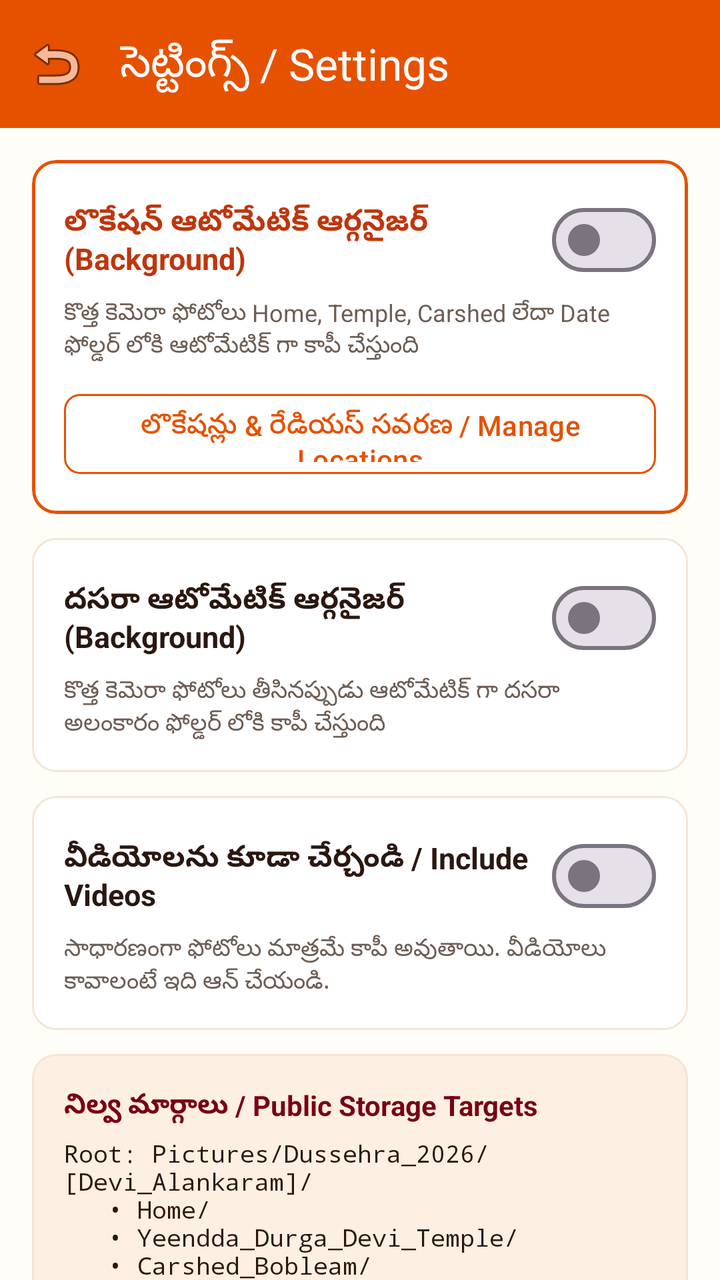
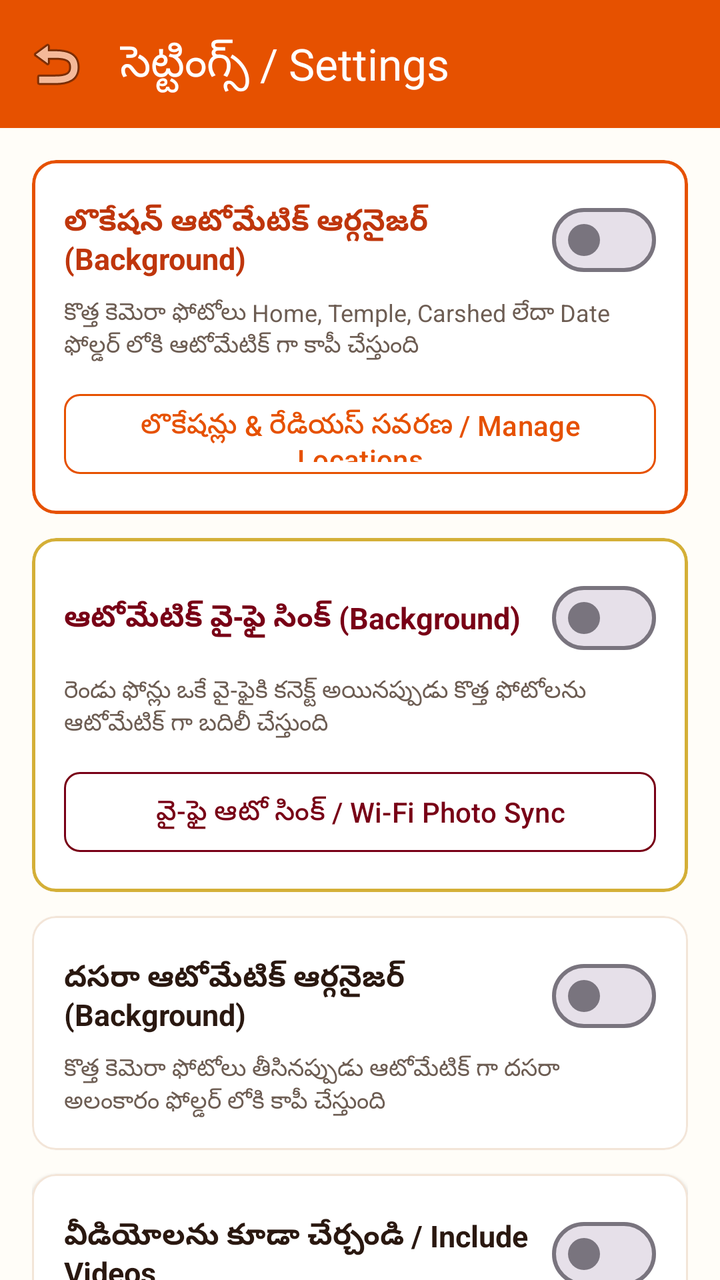

Compare the two renders of this Android layout. The source of the first and the diff that turns it into the second are given below.
<!-- AndroidManifest.xml: application theme Theme.DussehraPhotoOrganizer -->
<!-- res/layout/activity_settings.xml -->
<?xml version="1.0" encoding="utf-8"?>
<androidx.coordinatorlayout.widget.CoordinatorLayout
    xmlns:android="http://schemas.android.com/apk/res/android"
    xmlns:app="http://schemas.android.com/apk/res-auto"
    android:layout_width="match_parent"
    android:layout_height="match_parent"
    android:background="@color/cream_background">

    <com.google.android.material.appbar.AppBarLayout
        android:layout_width="match_parent"
        android:layout_height="wrap_content"
        android:background="@color/primary_saffron">

        <com.google.android.material.appbar.MaterialToolbar
            android:id="@+id/toolbarSettings"
            android:layout_width="match_parent"
            android:layout_height="?attr/actionBarSize"
            app:title="@string/btn_settings"
            app:titleTextColor="@color/text_on_saffron"
            app:navigationIcon="@android:drawable/ic_menu_revert" />
    </com.google.android.material.appbar.AppBarLayout>

    <androidx.core.widget.NestedScrollView
        android:layout_width="match_parent"
        android:layout_height="match_parent"
        android:fillViewport="true"
        app:layout_behavior="@string/appbar_scrolling_view_behavior">

        <LinearLayout
            android:layout_width="match_parent"
            android:layout_height="wrap_content"
            android:orientation="vertical"
            android:padding="16dp">

            
            <com.google.android.material.card.MaterialCardView
                android:layout_width="match_parent"
                android:layout_height="wrap_content"
                app:cardCornerRadius="12dp"
                app:cardElevation="1dp"
                app:strokeColor="@color/primary_saffron"
                app:strokeWidth="1.5dp"
                app:cardBackgroundColor="@color/white"
                android:layout_marginBottom="12dp">

                <LinearLayout
                    android:layout_width="match_parent"
                    android:layout_height="wrap_content"
                    android:orientation="vertical"
                    android:padding="16dp">

                    <LinearLayout
                        android:layout_width="match_parent"
                        android:layout_height="wrap_content"
                        android:orientation="horizontal"
                        android:gravity="center_vertical">

                        <TextView
                            android:layout_width="0dp"
                            android:layout_weight="1"
                            android:layout_height="wrap_content"
                            android:text="@string/pref_auto_location_organize"
                            android:textSize="15sp"
                            android:textStyle="bold"
                            android:textColor="@color/primary_saffron_dark" />

                        <com.google.android.material.materialswitch.MaterialSwitch
                            android:id="@+id/switchAutoLocationOrganize"
                            android:layout_width="wrap_content"
                            android:layout_height="wrap_content" />
                    </LinearLayout>

                    <TextView
                        android:layout_width="match_parent"
                        android:layout_height="wrap_content"
                        android:text="@string/pref_auto_location_organize_desc"
                        android:textSize="12sp"
                        android:textColor="@color/text_secondary"
                        android:layout_marginTop="4dp" />

                    <com.google.android.material.button.MaterialButton
                        android:id="@+id/btnConfigureLocations"
                        android:layout_width="match_parent"
                        android:layout_height="48dp"
                        android:text="@string/btn_manage_locations"
                        style="@style/Widget.Material3.Button.OutlinedButton"
                        android:textColor="@color/primary_saffron"
                        app:strokeColor="@color/primary_saffron"
                        app:cornerRadius="8dp"
                        android:layout_marginTop="12dp" />
                </LinearLayout>
            </com.google.android.material.card.MaterialCardView>

            
            <com.google.android.material.card.MaterialCardView
                android:layout_width="match_parent"
                android:layout_height="wrap_content"
                app:cardCornerRadius="12dp"
                app:cardElevation="1dp"
                app:strokeColor="@color/card_border"
                app:strokeWidth="1dp"
                app:cardBackgroundColor="@color/white"
                android:layout_marginBottom="12dp">

                <LinearLayout
                    android:layout_width="match_parent"
                    android:layout_height="wrap_content"
                    android:orientation="vertical"
                    android:padding="16dp">

                    <LinearLayout
                        android:layout_width="match_parent"
                        android:layout_height="wrap_content"
                        android:orientation="horizontal"
                        android:gravity="center_vertical">

                        <TextView
                            android:layout_width="0dp"
                            android:layout_weight="1"
                            android:layout_height="wrap_content"
                            android:text="@string/pref_auto_organize"
                            android:textSize="15sp"
                            android:textStyle="bold"
                            android:textColor="@color/text_primary" />

                        <com.google.android.material.materialswitch.MaterialSwitch
                            android:id="@+id/switchAutoOrganize"
                            android:layout_width="wrap_content"
                            android:layout_height="wrap_content" />
                    </LinearLayout>

                    <TextView
                        android:layout_width="match_parent"
                        android:layout_height="wrap_content"
                        android:text="@string/pref_auto_organize_desc"
                        android:textSize="12sp"
                        android:textColor="@color/text_secondary"
                        android:layout_marginTop="4dp" />
                </LinearLayout>
            </com.google.android.material.card.MaterialCardView>

            
            <com.google.android.material.card.MaterialCardView
                android:layout_width="match_parent"
                android:layout_height="wrap_content"
                app:cardCornerRadius="12dp"
                app:cardElevation="1dp"
                app:strokeColor="@color/card_border"
                app:strokeWidth="1dp"
                app:cardBackgroundColor="@color/white"
                android:layout_marginBottom="12dp">

                <LinearLayout
                    android:layout_width="match_parent"
                    android:layout_height="wrap_content"
                    android:orientation="vertical"
                    android:padding="16dp">

                    <LinearLayout
                        android:layout_width="match_parent"
                        android:layout_height="wrap_content"
                        android:orientation="horizontal"
                        android:gravity="center_vertical">

                        <TextView
                            android:layout_width="0dp"
                            android:layout_weight="1"
                            android:layout_height="wrap_content"
                            android:text="@string/pref_include_videos"
                            android:textSize="15sp"
                            android:textStyle="bold"
                            android:textColor="@color/text_primary" />

                        <com.google.android.material.materialswitch.MaterialSwitch
                            android:id="@+id/switchIncludeVideos"
                            android:layout_width="wrap_content"
                            android:layout_height="wrap_content" />
                    </LinearLayout>

                    <TextView
                        android:layout_width="match_parent"
                        android:layout_height="wrap_content"
                        android:text="@string/pref_include_videos_desc"
                        android:textSize="12sp"
                        android:textColor="@color/text_secondary"
                        android:layout_marginTop="4dp" />
                </LinearLayout>
            </com.google.android.material.card.MaterialCardView>

            
            <com.google.android.material.card.MaterialCardView
                android:layout_width="match_parent"
                android:layout_height="wrap_content"
                app:cardCornerRadius="12dp"
                app:cardElevation="1dp"
                app:strokeColor="@color/card_border"
                app:strokeWidth="1dp"
                app:cardBackgroundColor="@color/cream_surface">

                <LinearLayout
                    android:layout_width="match_parent"
                    android:layout_height="wrap_content"
                    android:orientation="vertical"
                    android:padding="16dp">

                    <TextView
                        android:layout_width="wrap_content"
                        android:layout_height="wrap_content"
                        android:text="నిల్వ మార్గాలు / Public Storage Targets"
                        android:textSize="14sp"
                        android:textStyle="bold"
                        android:textColor="@color/maroon_kumkum" />

                    <TextView
                        android:layout_width="wrap_content"
                        android:layout_height="wrap_content"
                        android:text="Root: Pictures/Dussehra_2026/[Devi_Alankaram]/\n   • Home/\n   • Yeendda_Durga_Devi_Temple/\n   • Carshed_Bobleam/\n   • YYYY-MM-DD/ (No GPS or ambiguous)"
                        android:textSize="12sp"
                        android:fontFamily="monospace"
                        android:textColor="@color/text_primary"
                        android:layout_marginTop="6dp" />

                    <TextView
                        android:layout_width="wrap_content"
                        android:layout_height="wrap_content"
                        android:text="Dates outside schedule -> Pictures/Dussehra_2026/Other_Dates/YYYY-MM-DD/"
                        android:textSize="11sp"
                        android:fontFamily="monospace"
                        android:textColor="@color/text_secondary"
                        android:layout_marginTop="4dp" />

                    <TextView
                        android:layout_width="wrap_content"
                        android:layout_height="wrap_content"
                        android:text="• Built-in camera photos only (DCIM/Camera)\n• WhatsApp, Telegram, Screenshots excluded\n• Original camera photos are never moved or deleted\n• Offline GPS matching using EXIF coordinates"
                        android:textSize="12sp"
                        android:textColor="@color/text_secondary"
                        android:layout_marginTop="8dp" />
                </LinearLayout>
            </com.google.android.material.card.MaterialCardView>

        </LinearLayout>
    </androidx.core.widget.NestedScrollView>

</androidx.coordinatorlayout.widget.CoordinatorLayout>
<!-- resources referenced by this layout -->
<resources>
  <color name="card_border">#F3E5D8</color>
  <color name="cream_background">#FFFDF8</color>
  <color name="cream_surface">#FFF8EE</color>
  <color name="maroon_kumkum">#780016</color>
  <color name="primary_saffron">#E65100</color>
  <color name="primary_saffron_dark">#BF360C</color>
  <color name="text_on_saffron">#FFFFFF</color>
  <color name="text_primary">#2A1810</color>
  <color name="text_secondary">#6D5D53</color>
  <color name="white">#FFFFFF</color>
  <string name="btn_manage_locations">లొకేషన్లు &amp; రేడియస్ సవరణ / Manage Locations</string>
  <string name="btn_settings">సెట్టింగ్స్ / Settings</string>
  <string name="pref_auto_location_organize">లొకేషన్ ఆటోమేటిక్ ఆర్గనైజర్ (Background)</string>
  <string name="pref_auto_location_organize_desc">కొత్త కెమెరా ఫోటోలు Home, Temple, Carshed లేదా Date ఫోల్డర్ లోకి ఆటోమేటిక్ గా కాపీ చేస్తుంది</string>
  <string name="pref_auto_organize">దసరా ఆటోమేటిక్ ఆర్గనైజర్ (Background)</string>
  <string name="pref_auto_organize_desc">కొత్త కెమెరా ఫోటోలు తీసినప్పుడు ఆటోమేటిక్ గా దసరా అలంకారం ఫోల్డర్ లోకి కాపీ చేస్తుంది</string>
  <string name="pref_include_videos">వీడియోలను కూడా చేర్చండి / Include Videos</string>
  <string name="pref_include_videos_desc">సాధారణంగా ఫోటోలు మాత్రమే కాపీ అవుతాయి. వీడియోలు కావాలంటే ఇది ఆన్ చేయండి.</string>
  <style name="Theme.DussehraPhotoOrganizer" parent="Theme.Material3.DayNight.NoActionBar">
          
          <item name="colorPrimary">@color/primary_saffron</item>
          <item name="colorOnPrimary">@color/text_on_saffron</item>
          <item name="colorPrimaryContainer">@color/primary_saffron_light</item>
          
          
          <item name="colorSecondary">@color/maroon_kumkum</item>
          <item name="colorOnSecondary">@color/text_on_maroon</item>
  
          
          <item name="android:colorBackground">@color/cream_background</item>
          <item name="colorSurface">@color/cream_surface</item>
          <item name="colorOnSurface">@color/text_primary</item>
  
          
          <item name="android:statusBarColor">@color/primary_saffron_dark</item>
          <item name="android:windowLightStatusBar">false</item>
      </style>
  <color name="primary_saffron_light">#FFB74D</color>
  <color name="text_on_maroon">#FFFFFF</color>
</resources>

<!-- the commit's change to res/layout/activity_settings.xml (unified diff, before → after) -->
@@ -97,6 +97,65 @@
                 android:layout_height="wrap_content"
                 app:cardCornerRadius="12dp"
                 app:cardElevation="1dp"
+                app:strokeColor="@color/gold_turmeric"
+                app:strokeWidth="1.5dp"
+                app:cardBackgroundColor="@color/white"
+                android:layout_marginBottom="12dp">
+
+                <LinearLayout
+                    android:layout_width="match_parent"
+                    android:layout_height="wrap_content"
+                    android:orientation="vertical"
+                    android:padding="16dp">
+
+                    <LinearLayout
+                        android:layout_width="match_parent"
+                        android:layout_height="wrap_content"
+                        android:orientation="horizontal"
+                        android:gravity="center_vertical">
+
+                        <TextView
+                            android:layout_width="0dp"
+                            android:layout_weight="1"
+                            android:layout_height="wrap_content"
+                            android:text="@string/pref_auto_wifi_sync"
+                            android:textSize="15sp"
+                            android:textStyle="bold"
+                            android:textColor="@color/maroon_kumkum" />
+
+                        <com.google.android.material.materialswitch.MaterialSwitch
+                            android:id="@+id/switchAutoWifiSync"
+                            android:layout_width="wrap_content"
+                            android:layout_height="wrap_content" />
+                    </LinearLayout>
+
+                    <TextView
+                        android:layout_width="match_parent"
+                        android:layout_height="wrap_content"
+                        android:text="@string/pref_auto_wifi_sync_desc"
+                        android:textSize="12sp"
+                        android:textColor="@color/text_secondary"
+                        android:layout_marginTop="4dp" />
+
+                    <com.google.android.material.button.MaterialButton
+                        android:id="@+id/btnManagePairing"
+                        android:layout_width="match_parent"
+                        android:layout_height="48dp"
+                        android:text="@string/title_wifi_sync"
+                        style="@style/Widget.Material3.Button.OutlinedButton"
+                        android:textColor="@color/maroon_kumkum"
+                        app:strokeColor="@color/maroon_kumkum"
+                        app:cornerRadius="8dp"
+                        android:layout_marginTop="12dp" />
+                </LinearLayout>
+            </com.google.android.material.card.MaterialCardView>
+
+            
+            <com.google.android.material.card.MaterialCardView
+                android:layout_width="match_parent"
+                android:layout_height="wrap_content"
+                app:cardCornerRadius="12dp"
+                app:cardElevation="1dp"
                 app:strokeColor="@color/card_border"
                 app:strokeWidth="1dp"
                 app:cardBackgroundColor="@color/white"
<!-- resource entries referenced after the edit -->
@@ -3,6 +3,7 @@
   <color name="card_border">#F3E5D8</color>
   <color name="cream_background">#FFFDF8</color>
   <color name="cream_surface">#FFF8EE</color>
+  <color name="gold_turmeric">#D4AF37</color>
   <color name="maroon_kumkum">#780016</color>
   <color name="primary_saffron">#E65100</color>
   <color name="primary_saffron_dark">#BF360C</color>
@@ -16,8 +17,11 @@
   <string name="pref_auto_location_organize_desc">కొత్త కెమెరా ఫోటోలు Home, Temple, Carshed లేదా Date ఫోల్డర్ లోకి ఆటోమేటిక్ గా కాపీ చేస్తుంది</string>
   <string name="pref_auto_organize">దసరా ఆటోమేటిక్ ఆర్గనైజర్ (Background)</string>
   <string name="pref_auto_organize_desc">కొత్త కెమెరా ఫోటోలు తీసినప్పుడు ఆటోమేటిక్ గా దసరా అలంకారం ఫోల్డర్ లోకి కాపీ చేస్తుంది</string>
+  <string name="pref_auto_wifi_sync">ఆటోమేటిక్ వై-ఫై సింక్ (Background)</string>
+  <string name="pref_auto_wifi_sync_desc">రెండు ఫోన్లు ఒకే వై-ఫైకి కనెక్ట్ అయినప్పుడు కొత్త ఫోటోలను ఆటోమేటిక్ గా బదిలీ చేస్తుంది</string>
   <string name="pref_include_videos">వీడియోలను కూడా చేర్చండి / Include Videos</string>
   <string name="pref_include_videos_desc">సాధారణంగా ఫోటోలు మాత్రమే కాపీ అవుతాయి. వీడియోలు కావాలంటే ఇది ఆన్ చేయండి.</string>
+  <string name="title_wifi_sync">వై-ఫై ఆటో సింక్ / Wi-Fi Photo Sync</string>
   <style name="Theme.DussehraPhotoOrganizer" parent="Theme.Material3.DayNight.NoActionBar">
           
           <item name="colorPrimary">@color/primary_saffron</item>
